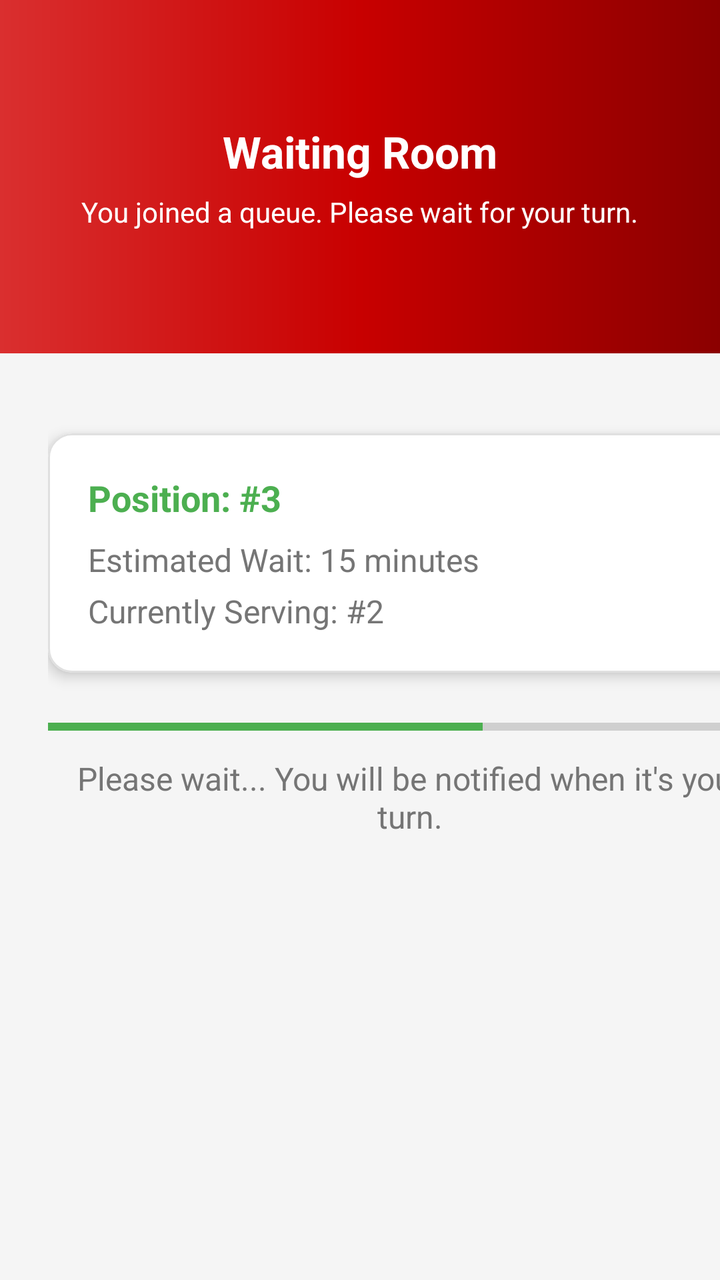
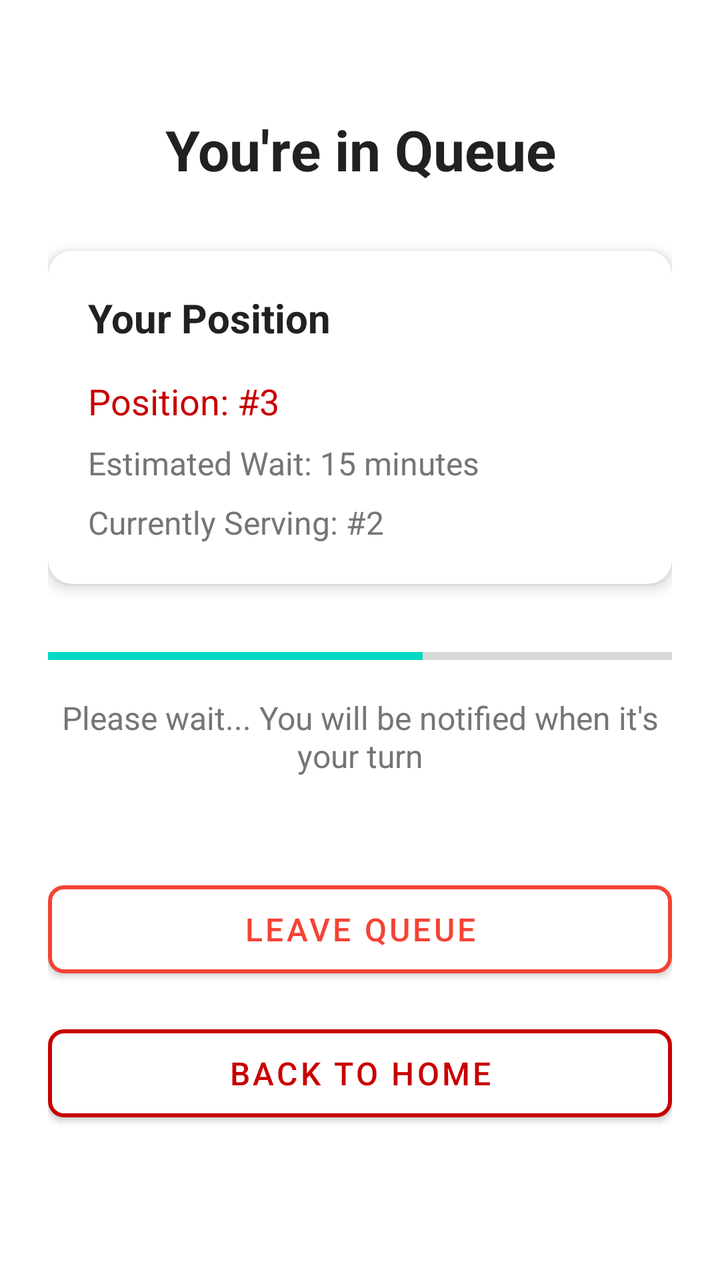

Compare the two renders of this Android layout. The source of the first and the diff that turns it into the second are given below.
<!-- AndroidManifest.xml: application theme Theme.VQueue -->
<!-- res/layout/fragment_wait.xml -->
<?xml version="1.0" encoding="utf-8"?>
<androidx.core.widget.NestedScrollView
    xmlns:android="http://schemas.android.com/apk/res/android"
    xmlns:app="http://schemas.android.com/apk/res-auto"
    xmlns:tools="http://schemas.android.com/tools"
    android:layout_width="match_parent"
    android:layout_height="match_parent"
    android:background="@color/colorBackground"
    android:fillViewport="true"
    tools:context=".fragments.WaitFragment">

    <androidx.constraintlayout.widget.ConstraintLayout
        android:layout_width="match_parent"
        android:layout_height="wrap_content">

        
        <androidx.constraintlayout.widget.Guideline
            android:id="@+id/headerGuide"
            android:layout_width="wrap_content"
            android:layout_height="wrap_content"
            android:orientation="horizontal"
            app:layout_constraintGuide_percent="0.24" />

        
        <androidx.constraintlayout.widget.ConstraintLayout
            android:id="@+id/headerSection"
            android:layout_width="0dp"
            android:layout_height="0dp"
            android:background="@drawable/bg_banner_red"
            app:layout_constraintTop_toTopOf="parent"
            app:layout_constraintBottom_toTopOf="@id/headerGuide"
            app:layout_constraintStart_toStartOf="parent"
            app:layout_constraintEnd_toEndOf="parent">

            <LinearLayout
                android:id="@+id/headerContent"
                android:layout_width="0dp"
                android:layout_height="0dp"
                android:orientation="vertical"
                android:gravity="center"
                android:paddingStart="24dp"
                android:paddingEnd="24dp"
                app:layout_constraintTop_toTopOf="parent"
                app:layout_constraintBottom_toBottomOf="parent"
                app:layout_constraintStart_toStartOf="parent"
                app:layout_constraintEnd_toEndOf="parent">

                <TextView
                    android:id="@+id/headerText"
                    android:layout_width="wrap_content"
                    android:layout_height="wrap_content"
                    android:text="Waiting Room"
                    android:textSize="22sp"
                    android:textStyle="bold"
                    android:textColor="@color/colorTextOnPrimary" />

                <TextView
                    android:id="@+id/headerSubtitle"
                    android:layout_width="wrap_content"
                    android:layout_height="wrap_content"
                    android:layout_marginTop="6dp"
                    android:text="You joined a queue. Please wait for your turn."
                    android:textSize="14sp"
                    android:textColor="@color/colorTextOnPrimary" />
            </LinearLayout>
        </androidx.constraintlayout.widget.ConstraintLayout>

        
        <androidx.constraintlayout.widget.ConstraintLayout
            android:id="@+id/body"
            android:layout_width="410dp"
            android:layout_height="559dp"
            android:padding="24dp"
            app:layout_constraintBottom_toBottomOf="parent"
            app:layout_constraintEnd_toEndOf="parent"
            app:layout_constraintHorizontal_bias="0.0"
            app:layout_constraintStart_toStartOf="parent"
            app:layout_constraintTop_toBottomOf="@id/headerSection"
            app:layout_constraintVertical_bias="0.0">

            
            <com.google.android.material.card.MaterialCardView
                android:id="@+id/queueStatusCard"
                android:layout_width="0dp"
                android:layout_height="wrap_content"
                android:layout_marginTop="16dp"
                app:cardBackgroundColor="@color/colorSurface"
                app:cardCornerRadius="12dp"
                app:cardElevation="4dp"
                app:layout_constraintEnd_toEndOf="parent"
                app:layout_constraintStart_toStartOf="parent"
                app:layout_constraintTop_toTopOf="parent"
                app:strokeColor="@color/colorDivider"
                app:strokeWidth="1dp">

                <LinearLayout
                    android:layout_width="match_parent"
                    android:layout_height="wrap_content"
                    android:orientation="vertical"
                    android:padding="20dp">

                    <TextView
                        android:id="@+id/positionText"
                        android:layout_width="wrap_content"
                        android:layout_height="wrap_content"
                        android:layout_marginBottom="8dp"
                        android:text="Position: #3"
                        android:textColor="@color/colorButtonPositive"
                        android:textSize="18sp"
                        android:textStyle="bold" />

                    <TextView
                        android:id="@+id/estimatedWaitText"
                        android:layout_width="wrap_content"
                        android:layout_height="wrap_content"
                        android:layout_marginBottom="4dp"
                        android:text="Estimated Wait: 15 minutes"
                        android:textColor="@color/colorTextSecondary"
                        android:textSize="16sp" />

                    <TextView
                        android:id="@+id/currentNumberText"
                        android:layout_width="wrap_content"
                        android:layout_height="wrap_content"
                        android:text="Currently Serving: #2"
                        android:textColor="@color/colorTextSecondary"
                        android:textSize="16sp" />
                </LinearLayout>
            </com.google.android.material.card.MaterialCardView>

            
            <ProgressBar
                android:id="@+id/waitProgressBar"
                style="?android:attr/progressBarStyleHorizontal"
                android:layout_width="0dp"
                android:layout_height="6dp"
                android:layout_marginTop="24dp"
                android:max="100"
                android:progress="60"
                android:progressTint="@color/colorButtonPositive"
                app:layout_constraintEnd_toEndOf="parent"
                app:layout_constraintStart_toStartOf="parent"
                app:layout_constraintTop_toBottomOf="@id/queueStatusCard" />

            
            <TextView
                android:id="@+id/statusText"
                android:layout_width="0dp"
                android:layout_height="wrap_content"
                android:layout_marginTop="12dp"
                android:gravity="center"
                android:text="Please wait... You will be notified when it's your turn."
                android:textColor="@color/colorTextSecondary"
                android:textSize="16sp"
                app:layout_constraintEnd_toEndOf="parent"
                app:layout_constraintStart_toStartOf="parent"
                app:layout_constraintTop_toBottomOf="@id/waitProgressBar" />

            

            

            <com.google.android.material.button.MaterialButton
                android:id="@+id/leaveQueueButton"
                android:layout_width="0dp"
                android:layout_height="56dp"
                android:layout_marginTop="228dp"
                android:text="LEAVE QUEUE"
                android:textAllCaps="true"
                android:textColor="@color/colorTextOnPrimary"
                android:textSize="16sp"
                app:backgroundTint="@color/colorButtonDanger"
                app:cornerRadius="12dp"
                app:layout_constraintEnd_toEndOf="parent"
                app:layout_constraintHorizontal_bias="0.0"
                app:layout_constraintStart_toStartOf="parent"
                app:layout_constraintTop_toBottomOf="@id/statusText"
                app:strokeColor="@color/colorButtonDanger"
                app:strokeWidth="2dp" />

            <com.google.android.material.button.MaterialButton
                android:id="@+id/backButton"
                android:layout_width="0dp"
                android:layout_height="0dp"
                android:visibility="gone"
                app:layout_constraintEnd_toEndOf="parent"
                app:layout_constraintStart_toStartOf="parent"
                app:layout_constraintTop_toBottomOf="@id/leaveQueueButton" />

        </androidx.constraintlayout.widget.ConstraintLayout>
    </androidx.constraintlayout.widget.ConstraintLayout>
</androidx.core.widget.NestedScrollView>
<!-- resources referenced by this layout -->
<resources>
  <color name="colorBackground">#FFF5F5F5</color>
  <color name="colorButtonDanger">#F44336</color>
  <color name="colorButtonPositive">#4CAF50</color>
  <color name="colorDivider">#FFE0E0E0</color>
  <color name="colorSurface">#FFFFFFFF</color>
  <color name="colorTextOnPrimary">#FFFFFFFF</color>
  <color name="colorTextSecondary">#FF757575</color>
  <!-- drawable bg_banner_red (drawable) -->
  <?xml version="1.0" encoding="utf-8"?>
  <shape xmlns:android="http://schemas.android.com/apk/res/android"
      android:shape="rectangle">
  
      <gradient
          android:type="linear"
          android:angle="0"
          android:startColor="#FFDA2F2F"
          android:centerColor="#FFC80000"
          android:endColor="#FF8B0000" />
  
  </shape>
  <style name="Theme.VQueue" parent="Theme.MaterialComponents.DayNight.DarkActionBar">
          
          <item name="colorPrimary">@color/primary</item>
          <item name="colorPrimaryVariant">@color/primary_dark</item>
          <item name="colorOnPrimary">@color/text_on_primary</item>
  
          <item name="colorSecondary">@color/accent</item>
          <item name="colorOnSecondary">@color/text_on_primary</item>
  
          
          <item name="android:colorBackground">@color/background_primary</item>
          <item name="colorSurface">@color/surface</item>
          <item name="colorOnSurface">@color/text_primary</item>
  
          
          <item name="android:statusBarColor">@color/primary</item>
      </style>
  <color name="primary">@color/colorPrimary</color>
  <color name="primary_dark">@color/colorPrimaryDark</color>
  <color name="text_on_primary">@color/colorTextOnPrimary</color>
  <color name="accent">@color/colorButtonPositive</color>
  <color name="background_primary">@color/colorBackground</color>
  <color name="surface">@color/colorSurface</color>
  <color name="text_primary">@color/colorTextPrimary</color>
  <color name="colorPrimary">#C80000</color>
  <color name="colorPrimaryDark">#A00000</color>
  <color name="colorTextPrimary">#FF212121</color>
</resources>

<!-- the commit's change to res/layout/fragment_wait.xml (unified diff, before → after) -->
@@ -1,192 +1,150 @@
 <?xml version="1.0" encoding="utf-8"?>
-<androidx.core.widget.NestedScrollView
-    xmlns:android="http://schemas.android.com/apk/res/android"
+<androidx.core.widget.NestedScrollView xmlns:android="http://schemas.android.com/apk/res/android"
     xmlns:app="http://schemas.android.com/apk/res-auto"
-    xmlns:tools="http://schemas.android.com/tools"
     android:layout_width="match_parent"
     android:layout_height="match_parent"
-    android:background="@color/colorBackground"
-    android:fillViewport="true"
-    tools:context=".fragments.WaitFragment">
+    android:background="@color/background_primary"
+    android:fillViewport="true">
 
     <androidx.constraintlayout.widget.ConstraintLayout
         android:layout_width="match_parent"
-        android:layout_height="wrap_content">
+        android:layout_height="wrap_content"
+        android:padding="24dp">
 
         
-        <androidx.constraintlayout.widget.Guideline
-            android:id="@+id/headerGuide"
-            android:layout_width="wrap_content"
+        <TextView
+            android:id="@+id/headerText"
+            android:layout_width="0dp"
             android:layout_height="wrap_content"
-            android:orientation="horizontal"
-            app:layout_constraintGuide_percent="0.24" />
+            android:text="You're in Queue"
+            android:textSize="28sp"
+            android:textStyle="bold"
+            android:textColor="@color/text_primary"
+            android:gravity="center"
+            android:layout_marginTop="32dp"
+            app:layout_constraintTop_toTopOf="parent"
+            app:layout_constraintStart_toStartOf="parent"
+            app:layout_constraintEnd_toEndOf="parent" />
 
         
-        <androidx.constraintlayout.widget.ConstraintLayout
-            android:id="@+id/headerSection"
+        <com.google.android.material.card.MaterialCardView
+            android:id="@+id/queueStatusCard"
             android:layout_width="0dp"
-            android:layout_height="0dp"
-            android:background="@drawable/bg_banner_red"
-            app:layout_constraintTop_toTopOf="parent"
-            app:layout_constraintBottom_toTopOf="@id/headerGuide"
+            android:layout_height="wrap_content"
+            android:layout_marginTop="32dp"
+            app:cardCornerRadius="12dp"
+            app:cardElevation="4dp"
+            app:cardBackgroundColor="@color/surface"
+            app:layout_constraintTop_toBottomOf="@id/headerText"
             app:layout_constraintStart_toStartOf="parent"
             app:layout_constraintEnd_toEndOf="parent">
 
             <LinearLayout
-                android:id="@+id/headerContent"
-                android:layout_width="0dp"
-                android:layout_height="0dp"
+                android:layout_width="match_parent"
+                android:layout_height="wrap_content"
                 android:orientation="vertical"
-                android:gravity="center"
-                android:paddingStart="24dp"
-                android:paddingEnd="24dp"
-                app:layout_constraintTop_toTopOf="parent"
-                app:layout_constraintBottom_toBottomOf="parent"
-                app:layout_constraintStart_toStartOf="parent"
-                app:layout_constraintEnd_toEndOf="parent">
+                android:padding="20dp">
 
                 <TextView
-                    android:id="@+id/headerText"
                     android:layout_width="wrap_content"
                     android:layout_height="wrap_content"
-                    android:text="Waiting Room"
-                    android:textSize="22sp"
+                    android:text="Your Position"
+                    android:textSize="20sp"
                     android:textStyle="bold"
-                    android:textColor="@color/colorTextOnPrimary" />
+                    android:textColor="@color/text_primary"
+                    android:layout_marginBottom="16dp" />
 
                 <TextView
-                    android:id="@+id/headerSubtitle"
+                    android:id="@+id/positionText"
                     android:layout_width="wrap_content"
                     android:layout_height="wrap_content"
-                    android:layout_marginTop="6dp"
-                    android:text="You joined a queue. Please wait for your turn."
-                    android:textSize="14sp"
-                    android:textColor="@color/colorTextOnPrimary" />
+                    android:text="Position: #3"
+                    android:textSize="18sp"
+                    android:textColor="@color/primary"
+                    android:layout_marginBottom="8dp" />
+
+                <TextView
+                    android:id="@+id/estimatedWaitText"
+                    android:layout_width="wrap_content"
+                    android:layout_height="wrap_content"
+                    android:text="Estimated Wait: 15 minutes"
+                    android:textSize="16sp"
+                    android:textColor="@color/text_secondary"
+                    android:layout_marginBottom="8dp" />
+
+                <TextView
+                    android:id="@+id/currentNumberText"
+                    android:layout_width="wrap_content"
+                    android:layout_height="wrap_content"
+                    android:text="Currently Serving: #2"
+                    android:textSize="16sp"
+                    android:textColor="@color/text_secondary" />
+
             </LinearLayout>
-        </androidx.constraintlayout.widget.ConstraintLayout>
+
+        </com.google.android.material.card.MaterialCardView>
 
         
-        <androidx.constraintlayout.widget.ConstraintLayout
-            android:id="@+id/body"
-            android:layout_width="410dp"
-            android:layout_height="559dp"
-            android:padding="24dp"
-            app:layout_constraintBottom_toBottomOf="parent"
-            app:layout_constraintEnd_toEndOf="parent"
-            app:layout_constraintHorizontal_bias="0.0"
+        <ProgressBar
+            android:id="@+id/waitProgressBar"
+            android:layout_width="0dp"
+            android:layout_height="8dp"
+            android:layout_marginTop="32dp"
+            android:progress="60"
+            android:max="100"
+            style="?android:attr/progressBarStyleHorizontal"
+            app:layout_constraintTop_toBottomOf="@id/queueStatusCard"
             app:layout_constraintStart_toStartOf="parent"
-            app:layout_constraintTop_toBottomOf="@id/headerSection"
-            app:layout_constraintVertical_bias="0.0">
+            app:layout_constraintEnd_toEndOf="parent" />
 
-            
-            <com.google.android.material.card.MaterialCardView
-                android:id="@+id/queueStatusCard"
-                android:layout_width="0dp"
-                android:layout_height="wrap_content"
-                android:layout_marginTop="16dp"
-                app:cardBackgroundColor="@color/colorSurface"
-                app:cardCornerRadius="12dp"
-                app:cardElevation="4dp"
-                app:layout_constraintEnd_toEndOf="parent"
-                app:layout_constraintStart_toStartOf="parent"
-                app:layout_constraintTop_toTopOf="parent"
-                app:strokeColor="@color/colorDivider"
-                app:strokeWidth="1dp">
+        
+        <TextView
+            android:id="@+id/statusText"
+            android:layout_width="0dp"
+            android:layout_height="wrap_content"
+            android:layout_marginTop="16dp"
+            android:text="Please wait... You will be notified when it's your turn"
+            android:textSize="16sp"
+            android:textColor="@color/text_secondary"
+            android:gravity="center"
+            app:layout_constraintTop_toBottomOf="@id/waitProgressBar"
+            app:layout_constraintStart_toStartOf="parent"
+            app:layout_constraintEnd_toEndOf="parent" />
 
-                <LinearLayout
-                    android:layout_width="match_parent"
-                    android:layout_height="wrap_content"
-                    android:orientation="vertical"
-                    android:padding="20dp">
+        
+        <com.google.android.material.button.MaterialButton
+            android:id="@+id/leaveQueueButton"
+            android:layout_width="0dp"
+            android:layout_height="56dp"
+            android:layout_marginTop="48dp"
+            android:text="Leave Queue"
+            android:textSize="16sp"
+            android:textColor="@color/error"
+            app:backgroundTint="@color/white"
+            app:cornerRadius="8dp"
+            app:strokeColor="@color/error"
+            app:strokeWidth="2dp"
+            app:layout_constraintTop_toBottomOf="@id/statusText"
+            app:layout_constraintStart_toStartOf="parent"
+            app:layout_constraintEnd_toEndOf="parent" />
 
-                    <TextView
-                        android:id="@+id/positionText"
-                        android:layout_width="wrap_content"
-                        android:layout_height="wrap_content"
-                        android:layout_marginBottom="8dp"
-                        android:text="Position: #3"
-                        android:textColor="@color/colorButtonPositive"
-                        android:textSize="18sp"
-                        android:textStyle="bold" />
+        
+        <com.google.android.material.button.MaterialButton
+            android:id="@+id/backButton"
+            android:layout_width="0dp"
+            android:layout_height="56dp"
+            android:layout_marginTop="16dp"
+            android:text="Back to Home"
+            android:textSize="16sp"
+            android:textColor="@color/primary"
+            app:backgroundTint="@color/white"
+            app:cornerRadius="8dp"
+            app:strokeColor="@color/primary"
+            app:strokeWidth="2dp"
+            app:layout_constraintTop_toBottomOf="@id/leaveQueueButton"
+            app:layout_constraintStart_toStartOf="parent"
+            app:layout_constraintEnd_toEndOf="parent" />
 
-                    <TextView
-                        android:id="@+id/estimatedWaitText"
-                        android:layout_width="wrap_content"
-                        android:layout_height="wrap_content"
-                        android:layout_marginBottom="4dp"
-                        android:text="Estimated Wait: 15 minutes"
-                        android:textColor="@color/colorTextSecondary"
-                        android:textSize="16sp" />
+    </androidx.constraintlayout.widget.ConstraintLayout>
 
-                    <TextView
-                        android:id="@+id/currentNumberText"
-                        android:layout_width="wrap_content"
-                        android:layout_height="wrap_content"
-                        android:text="Currently Serving: #2"
-                        android:textColor="@color/colorTextSecondary"
-                        android:textSize="16sp" />
-                </LinearLayout>
-            </com.google.android.material.card.MaterialCardView>
-
-            
-            <ProgressBar
-                android:id="@+id/waitProgressBar"
-                style="?android:attr/progressBarStyleHorizontal"
-                android:layout_width="0dp"
-                android:layout_height="6dp"
-                android:layout_marginTop="24dp"
-                android:max="100"
-                android:progress="60"
-                android:progressTint="@color/colorButtonPositive"
-                app:layout_constraintEnd_toEndOf="parent"
-                app:layout_constraintStart_toStartOf="parent"
-                app:layout_constraintTop_toBottomOf="@id/queueStatusCard" />
-
-            
-            <TextView
-                android:id="@+id/statusText"
-                android:layout_width="0dp"
-                android:layout_height="wrap_content"
-                android:layout_marginTop="12dp"
-                android:gravity="center"
-                android:text="Please wait... You will be notified when it's your turn."
-                android:textColor="@color/colorTextSecondary"
-                android:textSize="16sp"
-                app:layout_constraintEnd_toEndOf="parent"
-                app:layout_constraintStart_toStartOf="parent"
-                app:layout_constraintTop_toBottomOf="@id/waitProgressBar" />
-
-            
-
-            
-
-            <com.google.android.material.button.MaterialButton
-                android:id="@+id/leaveQueueButton"
-                android:layout_width="0dp"
-                android:layout_height="56dp"
-                android:layout_marginTop="228dp"
-                android:text="LEAVE QUEUE"
-                android:textAllCaps="true"
-                android:textColor="@color/colorTextOnPrimary"
-                android:textSize="16sp"
-                app:backgroundTint="@color/colorButtonDanger"
-                app:cornerRadius="12dp"
-                app:layout_constraintEnd_toEndOf="parent"
-                app:layout_constraintHorizontal_bias="0.0"
-                app:layout_constraintStart_toStartOf="parent"
-                app:layout_constraintTop_toBottomOf="@id/statusText"
-                app:strokeColor="@color/colorButtonDanger"
-                app:strokeWidth="2dp" />
-
-            <com.google.android.material.button.MaterialButton
-                android:id="@+id/backButton"
-                android:layout_width="0dp"
-                android:layout_height="0dp"
-                android:visibility="gone"
-                app:layout_constraintEnd_toEndOf="parent"
-                app:layout_constraintStart_toStartOf="parent"
-                app:layout_constraintTop_toBottomOf="@id/leaveQueueButton" />
-
-        </androidx.constraintlayout.widget.ConstraintLayout>
-    </androidx.constraintlayout.widget.ConstraintLayout>
 </androidx.core.widget.NestedScrollView>
<!-- resource entries referenced after the edit -->
@@ -1,25 +1,5 @@
 <!-- resources referenced by this layout -->
 <resources>
-  <color name="colorBackground">#FFF5F5F5</color>
-  <color name="colorButtonDanger">#F44336</color>
-  <color name="colorButtonPositive">#4CAF50</color>
-  <color name="colorDivider">#FFE0E0E0</color>
-  <color name="colorSurface">#FFFFFFFF</color>
-  <color name="colorTextOnPrimary">#FFFFFFFF</color>
-  <color name="colorTextSecondary">#FF757575</color>
-  <!-- drawable bg_banner_red (drawable) -->
-  <?xml version="1.0" encoding="utf-8"?>
-  <shape xmlns:android="http://schemas.android.com/apk/res/android"
-      android:shape="rectangle">
-  
-      <gradient
-          android:type="linear"
-          android:angle="0"
-          android:startColor="#FFDA2F2F"
-          android:centerColor="#FFC80000"
-          android:endColor="#FF8B0000" />
-  
-  </shape>
   <style name="Theme.VQueue" parent="Theme.MaterialComponents.DayNight.DarkActionBar">
           
           <item name="colorPrimary">@color/primary</item>
@@ -37,15 +17,15 @@
           
           <item name="android:statusBarColor">@color/primary</item>
       </style>
-  <color name="primary">@color/colorPrimary</color>
-  <color name="primary_dark">@color/colorPrimaryDark</color>
-  <color name="text_on_primary">@color/colorTextOnPrimary</color>
-  <color name="accent">@color/colorButtonPositive</color>
-  <color name="background_primary">@color/colorBackground</color>
-  <color name="surface">@color/colorSurface</color>
-  <color name="text_primary">@color/colorTextPrimary</color>
-  <color name="colorPrimary">#C80000</color>
-  <color name="colorPrimaryDark">#A00000</color>
-  <color name="colorTextPrimary">#FF212121</color>
+  <color name="primary">#C80000</color>
+  <color name="primary_dark">#BB0000</color>
+  <color name="text_on_primary">#FFFFFFFF</color>
+  <color name="accent">#FF03DAC5</color>
+  <color name="background_primary">#FFFFFF</color>
+  <color name="error">#FFF44336</color>
+  <color name="surface">#FFFFFFFF</color>
+  <color name="text_primary">#FF212121</color>
+  <color name="text_secondary">#FF757575</color>
+  <color name="white">#FFFFFFFF</color>
 </resources>
 
